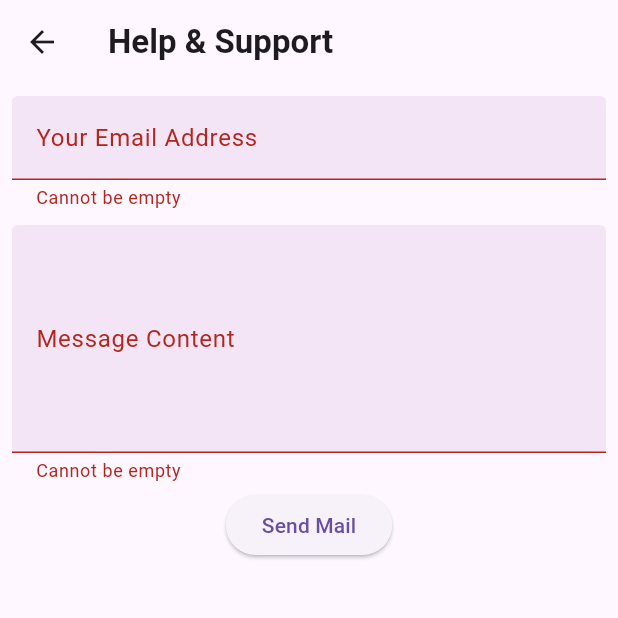
After one commit to RamaTobbo/flutter1, a Flutter app: the Support screen opened directly, after a tap on "Send Mail", on a phone screen of 412 x 824 dp, the top half of it. The commit adds this screen. Run offline on Flutter 3.47's test engine with Material 3 defaults, Android fonts, the phone set to English and light mode, and no system bars; our stand-ins replace audioplayers, chat_bubbles, cloud_firestore, dots_indicator, firebase_core, firebase_messaging and 20 more; missing offline and left inert: googleapis, jumping_dot, mobile_scanner; accounts and stored records are empty.

Commit message:
Initial commit

```diff
--- a/lib/main.dart
+++ b/lib/main.dart
@@ -1,7 +1,9 @@
 import 'package:cloud_firestore/cloud_firestore.dart';
+import 'package:flutter_dotenv/flutter_dotenv.dart';
 import 'package:firebase_core/firebase_core.dart';
 import 'package:firebase_messaging/firebase_messaging.dart';
 import 'package:flutter/material.dart';
+import 'package:flutter_dotenv/flutter_dotenv.dart';
 import 'package:provider/provider.dart';
 import 'package:shared_preferences/shared_preferences.dart';
 import 'package:track_pro/provider/caloriesburned.dart';
@@ -22,6 +24,7 @@ void main() async {
   SharedPreferences prefs = await SharedPreferences.getInstance();
   FirebaseFirestore firestore = FirebaseFirestore.instance;
   firestore.settings = Settings(persistenceEnabled: true);
+  await dotenv.load(fileName: ".env");
 
   bool notUsingSmartwatch = prefs.getBool('isNotUsingSmartwatch') ?? false;
   // FirebaseMessaging.instance.getToken().then((token) {
--- a/lib/noSmartwatch/settings.dart
+++ b/lib/noSmartwatch/settings.dart
@@ -3,6 +3,7 @@ import 'package:flutter/services.dart';
 import 'package:google_fonts/google_fonts.dart';
 import 'package:provider/provider.dart';
 import 'package:track_pro/provider/themeprovider.dart';
+import 'package:track_pro/screens/Support.dart';
 import 'package:track_pro/screens/privacyPolicy.dart';
 import 'package:track_pro/screens/profile.dart';
 import 'package:track_pro/screens/rating.dart';
@@ -248,11 +249,11 @@ class _Settings1State extends State<Settings1> {
           themeProvider1.isDarkMode ? buildDividerDark() : buildDivider(),
           buildSettingsRow(
               context,
-              'How to use',
+              'Help & Support',
               themeProvider1.isDarkMode
                   ? 'assets/images/questioamber.png'
                   : 'assets/images/howtouse.png',
-              PrivacyPolicyPage()),
+              Support()),
           themeProvider1.isDarkMode ? buildDividerDark() : buildDivider(),
           buildRateUsRow(),
           themeProvider1.isDarkMode ? buildDividerDark() : buildDivider(),
--- /dev/null
+++ b/lib/screens/Support.dart
@@ -0,0 +1,132 @@
+import 'dart:convert';
+
+import 'package:flutter/material.dart';
+import 'package:google_sign_in/google_sign_in.dart';
+import 'package:googleapis/gmail/v1.dart';
+import 'package:http/http.dart' as http;
+import 'package:googleapis_auth/auth_io.dart';
+
+class Support extends StatefulWidget {
+  const Support({super.key});
+
+  @override
+  State<Support> createState() => _SupportState();
+}
+
+class _SupportState extends State<Support> {
+  final TextEditingController _emailController = TextEditingController();
+  final TextEditingController _messageController = TextEditingController();
+  final formKey = GlobalKey<FormState>();
+
+  final GoogleSignIn _googleSignIn = GoogleSignIn(
+    scopes: ['https://www.googleapis.com/auth/gmail.send'],
+  );
+
+  Future<void> sendEmail(String userEmail, String content) async {
+    try {
+      // Authenticate the user
+      final GoogleSignInAccount? account = await _googleSignIn.signIn();
+      if (account == null) {
+        throw Exception("Google Sign-In failed");
+      }
+      final GoogleSignInAuthentication auth = await account.authentication;
+
+      // Create Authenticated HTTP Client
+      final accessToken = AccessToken(
+        'Bearer',
+        auth.accessToken!,
+        DateTime.now().toUtc().add(const Duration(seconds: 3600)),
+      );
+      final authClient = authenticatedClient(
+        http.Client(),
+        AccessCredentials(
+          accessToken,
+          null,
+          ['https://www.googleapis.com/auth/gmail.send'],
+        ),
+      );
+
+      // Create Gmail API instance
+      final gmailApi = GmailApi(authClient);
+
+      // Construct the email
+      final message = Message()
+        ..raw = base64UrlEncode(utf8.encode(
+          'From: $userEmail\n'
+          'To: ramatobbo5@gmail.com\n'
+          'Subject: Support Request\n\n'
+          '$content',
+        ));
+
+      // Send the email
+      await gmailApi.users.messages.send(message, 'me');
+      ScaffoldMessenger.of(context).showSnackBar(
+        const SnackBar(content: Text("Message sent successfully!")),
+      );
+    } catch (e) {
+      print("Error sending email: $e");
+      ScaffoldMessenger.of(context).showSnackBar(
+        SnackBar(content: Text("Failed to send email: $e")),
+      );
+    }
+  }
+
+  @override
+  Widget build(BuildContext context) {
+    return Scaffold(
+      appBar: AppBar(
+        title: const Text(
+          "Help & Support",
+          style: TextStyle(fontWeight: FontWeight.w600),
+        ),
+      ),
+      body: SingleChildScrollView(
+        child: Padding(
+          padding: const EdgeInsets.all(8.0),
+          child: Form(
+            key: formKey,
+            child: Column(
+              mainAxisAlignment: MainAxisAlignment.start,
+              children: [
+                TextFormField(
+                  controller: _emailController,
+                  decoration: InputDecoration(
+                    fillColor: Colors.purple.shade50,
+                    filled: true,
+                    label: const Text("Your Email Address"),
+                  ),
+                  validator: (value) =>
+                      value!.isEmpty ? "Cannot be empty" : null,
+                ),
+                const SizedBox(height: 10),
+                TextFormField(
+                  controller: _messageController,
+                  decoration: InputDecoration(
+                    fillColor: Colors.purple.shade50,
+                    filled: true,
+                    label: const Text("Message Content"),
+                  ),
+                  validator: (value) =>
+                      value!.isEmpty ? "Cannot be empty" : null,
+                  maxLines: 5,
+                ),
+                const SizedBox(height: 4),
+                ElevatedButton(
+                  onPressed: () {
+                    if (formKey.currentState!.validate()) {
+                      sendEmail(
+                        _emailController.text,
+                        _messageController.text,
+                      );
+                    }
+                  },
+                  child: const Text("Send Mail"),
+                ),
+              ],
+            ),
+          ),
+        ),
+      ),
+    );
+  }
+}
--- a/lib/screens/settings.dart
+++ b/lib/screens/settings.dart
@@ -4,6 +4,7 @@ import 'package:google_fonts/google_fonts.dart';
 import 'package:provider/provider.dart';
 import 'package:track_pro/provider/themeprovider.dart';
 import 'package:track_pro/screens/HomePage.dart';
+import 'package:track_pro/screens/Support.dart';
 import 'package:track_pro/screens/privacyPolicy.dart';
 import 'package:track_pro/screens/profile.dart';
 import 'package:track_pro/screens/rating.dart';
@@ -231,11 +232,11 @@ class _SettingsState extends State<Settings> {
           themeProvider1.isDarkMode ? buildDividerDark() : buildDivider(),
           buildSettingsRow(
               context,
-              'How to use',
+              'Help & Support',
               themeProvider1.isDarkMode
                   ? 'assets/images/questioamber.png'
                   : 'assets/images/howtouse.png',
-              PrivacyPolicyPage()),
+              Support()),
           themeProvider1.isDarkMode ? buildDividerDark() : buildDivider(),
           buildRateUsRow(),
           themeProvider1.isDarkMode ? buildDividerDark() : buildDivider(),
```
Also changed, not shown: pubspec.yaml (+8 -0 lines), pubspec.lock, 2 other files.
